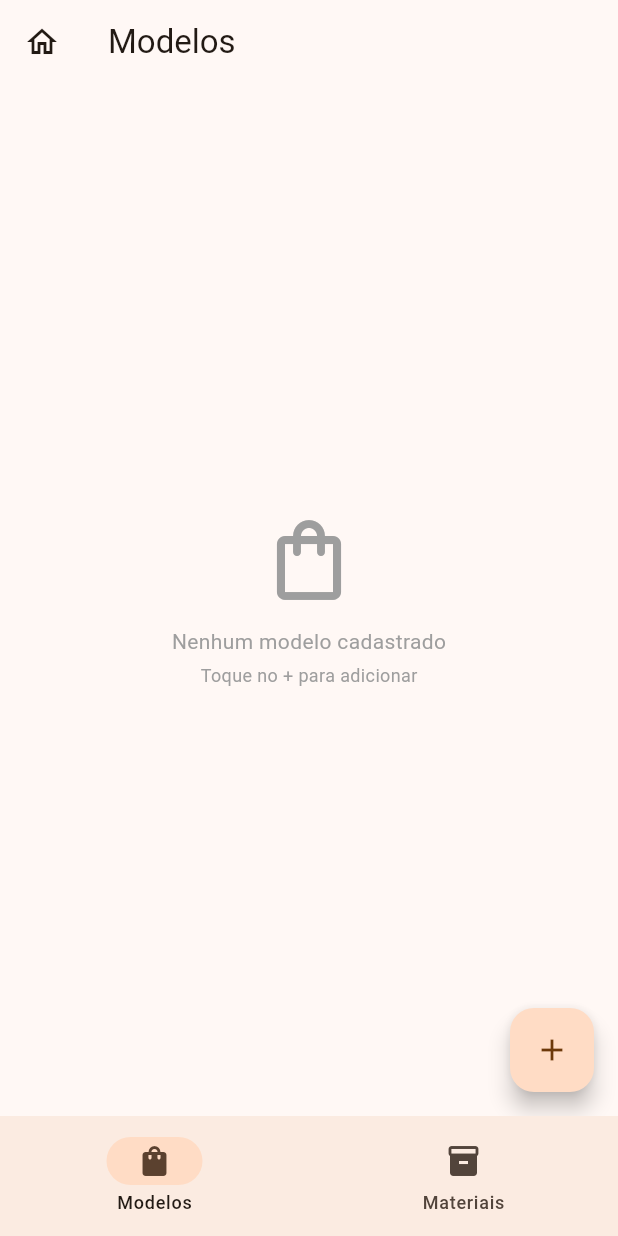
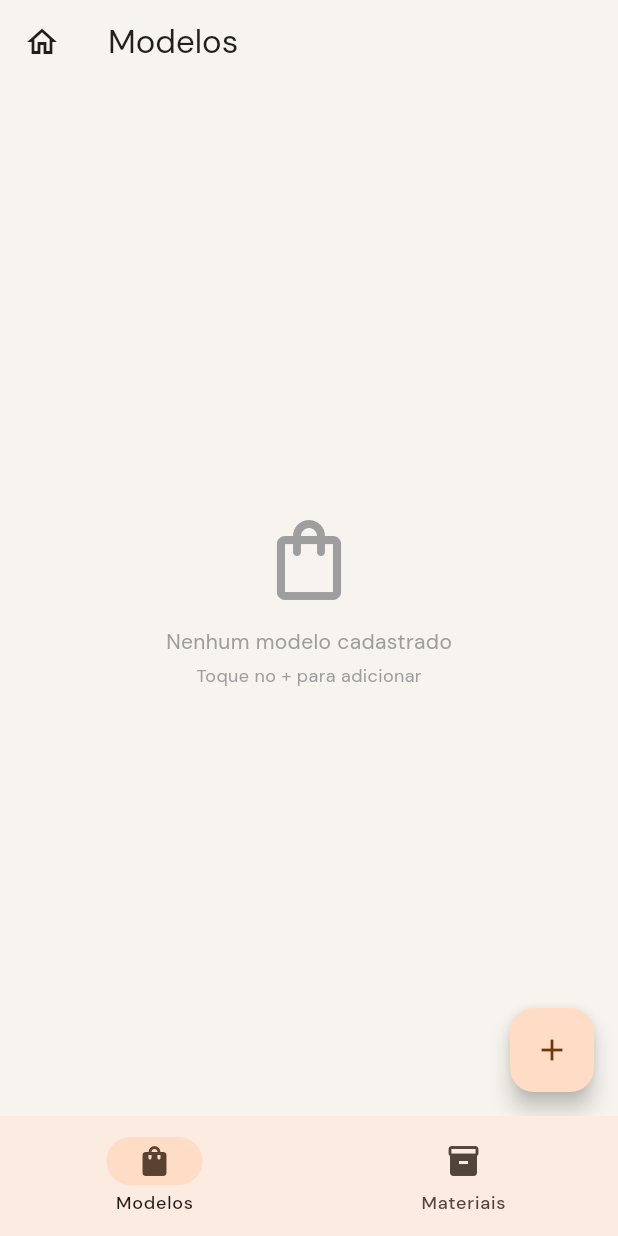
Before and after one commit to Lucas-Alves-S/wilson-bolsas, a Flutter app: the screen it shows after launch, after a tap on "Modelos", on a phone screen of 412 x 824 dp. Run offline on Flutter 3.47's test engine with Material 3 defaults, Android fonts, the phone set to English and light mode, and no system bars; our stand-ins replace go_router, google_fonts, sqflite; accounts and stored records are empty.

Commit message:
feat(theme): add Estoque de Bolsas design system
Warm pastel palette on a paper background with an ink-dark surface,
mint profit accent and peach low-stock accent. Space Grotesk for
display/numbers, DM Sans for body, plus shared radii, shadows, card
decorations and a Portuguese color-name to swatch mapping.

Co-Authored-By: Claude Opus 4.8 <noreply@anthropic.com>

```diff
--- /dev/null
+++ b/lib/core/theme/app_colors.dart
@@ -0,0 +1,42 @@
+import 'package:flutter/material.dart';
+
+/// Design tokens for the "Estoque de Bolsas" redesign.
+///
+/// Extracted from the Claude Design mockup (Estoque de Bolsas.dc.html):
+/// a warm, pastel palette built on a paper background, ink-dark surfaces,
+/// a mint profit accent and a peach low-stock accent.
+class AppColors {
+  AppColors._();
+
+  // Surfaces
+  static const paper = Color(0xFFF7F4EF); // scaffold / app background
+  static const card = Color(0xFFFFFFFF); // white cards
+  static const pageOuter = Color(0xFFE7E5DF); // outer canvas (unused in-app)
+
+  // Ink / text
+  static const ink = Color(0xFF211E1B); // primary text + dark elements
+  static const textMuted = Color(0xFF9A948C); // captions / labels
+  static const textSubtle = Color(0xFF7D7973); // secondary copy
+  static const tabInactive = Color(0xFFB3ADA4); // inactive nav / placeholders
+  static const chipText = Color(0xFF6B655D); // chip label text
+  static const costText = Color(0xFF8A847C); // muted numeric (cost)
+
+  // Profit (mint)
+  static const mint = Color(0xFF8FE3B8); // accent fill
+  static const profit = Color(0xFF1F7A52); // profit label
+  static const profitStrong = Color(0xFF13633F); // profit value
+  static const onMint = Color(0xFF0F3D28); // text on mint fill
+
+  // Low-stock (peach)
+  static const peachBg = Color(0xFFFBE6D6);
+  static const peachDot = Color(0xFFE0894C);
+  static const peachText = Color(0xFF8A4B22);
+  static const peachChevron = Color(0xFFC08350);
+
+  // Lines / chips
+  static const chipBg = Color(0xFFF3F1EC);
+  static const fieldBorder = Color(0xFFE8E2D8);
+  static const divider = Color(0xFFF1ECE4);
+  static const segmentedTrack = Color(0xFFEBE6DD);
+  static const navBorder = Color(0xFFECE7DF);
+}
--- /dev/null
+++ b/lib/core/theme/app_dimens.dart
@@ -0,0 +1,41 @@
+import 'package:flutter/material.dart';
+
+import 'app_colors.dart';
+
+/// Radii, shadows and shared decorations for the redesign.
+class AppDimens {
+  AppDimens._();
+
+  // Radii
+  static const radiusHero = 28.0;
+  static const radiusCard = 22.0;
+  static const radiusCardSmall = 20.0;
+  static const radiusField = 15.0;
+  static const radiusButton = 16.0;
+  static const radiusIcon = 14.0;
+  static const pill = 999.0;
+
+  // Screen padding
+  static const screenPadH = 22.0;
+}
+
+/// Soft elevation used by white cards across the app.
+const List<BoxShadow> kCardShadow = [
+  BoxShadow(
+    color: Color(0x0A211E1B), // rgba(33,30,27,.04)
+    blurRadius: 2,
+    offset: Offset(0, 1),
+  ),
+  BoxShadow(
+    color: Color(0x0D211E1B), // rgba(33,30,27,.05)
+    blurRadius: 18,
+    offset: Offset(0, 6),
+  ),
+];
+
+/// White rounded card surface with the soft shadow.
+BoxDecoration softCard({double radius = AppDimens.radiusCard}) => BoxDecoration(
+      color: AppColors.card,
+      borderRadius: BorderRadius.circular(radius),
+      boxShadow: kCardShadow,
+    );
--- a/lib/core/theme/app_theme.dart
+++ b/lib/core/theme/app_theme.dart
@@ -1,20 +1,67 @@
 import 'package:flutter/material.dart';
+import 'package:google_fonts/google_fonts.dart';
+
+import 'app_colors.dart';
+import 'app_dimens.dart';
 
 class AppTheme {
   static const _seed = Color(0xFF8B5E3C);
 
-  static ThemeData get light => ThemeData(
-        useMaterial3: true,
-        colorSchemeSeed: _seed,
+  static ThemeData get light {
+    final base = ThemeData(
+      useMaterial3: true,
+      colorScheme: ColorScheme.fromSeed(
+        seedColor: _seed,
         brightness: Brightness.light,
-        appBarTheme: const AppBarTheme(centerTitle: false),
-        cardTheme: const CardThemeData(
-          elevation: 1,
-          margin: EdgeInsets.symmetric(horizontal: 16, vertical: 6),
+      ).copyWith(
+        surface: AppColors.paper,
+        primary: AppColors.ink,
+      ),
+      scaffoldBackgroundColor: AppColors.paper,
+    );
+
+    return base.copyWith(
+      textTheme: GoogleFonts.dmSansTextTheme(base.textTheme).apply(
+        bodyColor: AppColors.ink,
+        displayColor: AppColors.ink,
+      ),
+      appBarTheme: const AppBarTheme(
+        centerTitle: false,
+        backgroundColor: AppColors.paper,
+        surfaceTintColor: Colors.transparent,
+        elevation: 0,
+        scrolledUnderElevation: 0,
+        foregroundColor: AppColors.ink,
+      ),
+      cardTheme: CardThemeData(
+        elevation: 0,
+        color: AppColors.card,
+        margin: const EdgeInsets.symmetric(horizontal: 16, vertical: 6),
+        shape: RoundedRectangleBorder(
+          borderRadius: BorderRadius.circular(AppDimens.radiusCardSmall),
         ),
-        inputDecorationTheme: const InputDecorationTheme(
-          border: OutlineInputBorder(),
-          contentPadding: EdgeInsets.symmetric(horizontal: 12, vertical: 14),
+      ),
+      dividerTheme: const DividerThemeData(color: AppColors.divider),
+      inputDecorationTheme: InputDecorationTheme(
+        filled: true,
+        fillColor: AppColors.card,
+        contentPadding:
+            const EdgeInsets.symmetric(horizontal: 16, vertical: 16),
+        border: OutlineInputBorder(
+          borderRadius: BorderRadius.circular(AppDimens.radiusField),
+          borderSide: const BorderSide(color: AppColors.fieldBorder),
         ),
-      );
+        enabledBorder: OutlineInputBorder(
+          borderRadius: BorderRadius.circular(AppDimens.radiusField),
+          borderSide: const BorderSide(color: AppColors.fieldBorder),
+        ),
+        focusedBorder: OutlineInputBorder(
+          borderRadius: BorderRadius.circular(AppDimens.radiusField),
+          borderSide: const BorderSide(color: AppColors.ink, width: 1.5),
+        ),
+        labelStyle: const TextStyle(color: AppColors.textMuted),
+        hintStyle: const TextStyle(color: AppColors.tabInactive),
+      ),
+    );
+  }
 }
```
Also changed, not shown: lib/core/theme/app_text.dart (added, +56 -0 lines), lib/core/theme/color_swatches.dart (added, +41 -0 lines).
